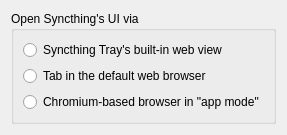
Martchus/syncthingtray, file syncthingwidgets/settings/generalwebviewoptionpage.ui: the form before one commit.
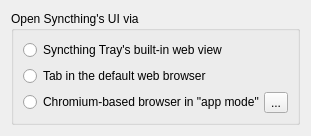
The form after the commit. Icons and pictures are not drawn.

The edit to the form file:
```diff
--- a/syncthingwidgets/settings/generalwebviewoptionpage.ui
+++ b/syncthingwidgets/settings/generalwebviewoptionpage.ui
@@ -36,11 +36,31 @@
        </widget>
       </item>
       <item>
+       <layout class="QHBoxLayout" name="horizontalLayout">
+        <property name="spacing">
+         <number>0</number>
+        </property>
+        <property name="sizeConstraint">
+         <enum>QLayout::SetDefaultConstraint</enum>
+        </property>
+        <item>
        <widget class="QRadioButton" name="appModeRadioButton">
         <property name="text">
          <string>Chromium-based browser in &quot;app mode&quot;</string>
         </property>
        </widget>
+        </item>
+        <item>
+         <widget class="QToolButton" name="appModeCfgToolButton">
+          <property name="text">
+           <string>...</string>
+          </property>
+          <property name="icon">
+           <iconset theme="system-run"/>
+          </property>
+         </widget>
+        </item>
+       </layout>
       </item>
      </layout>
     </widget>
```
Left out of the diff: 3 changed lines with no effect on the pictures. Lines whose indentation alone changed are shown as unchanged.
